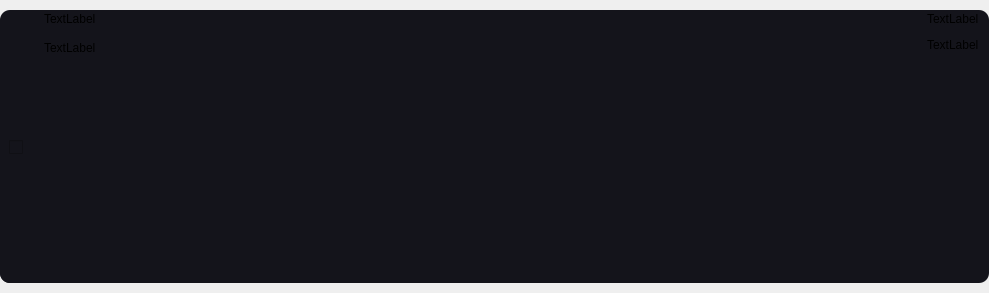
Old version of the form design/patent_interface.ui in the repository leorrdi/patent_parser.
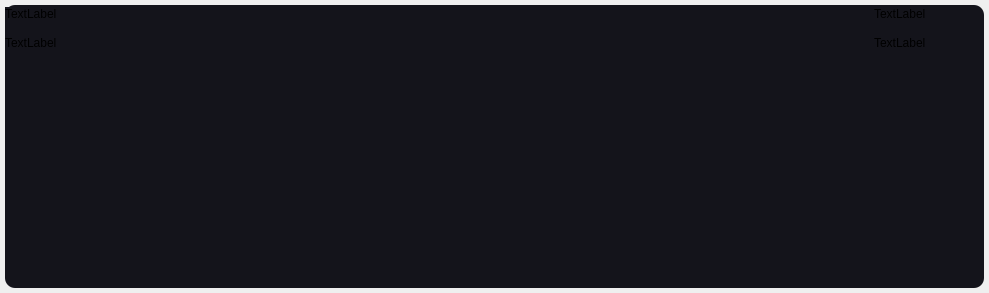
New version of the form.

```diff
--- a/design/patent_interface.ui
+++ b/design/patent_interface.ui
@@ -18,16 +18,16 @@
     <number>0</number>
    </property>
    <property name="leftMargin">
-    <number>0</number>
+    <number>5</number>
    </property>
    <property name="topMargin">
-    <number>10</number>
+    <number>5</number>
    </property>
    <property name="rightMargin">
-    <number>0</number>
+    <number>5</number>
    </property>
    <property name="bottomMargin">
-    <number>10</number>
+    <number>5</number>
    </property>
    <item>
     <widget class="QFrame" name="frame">
@@ -61,31 +61,6 @@
       <property name="bottomMargin">
        <number>0</number>
       </property>
-      <item>
-       <widget class="QFrame" name="frame_4">
-        <property name="minimumSize">
-         <size>
-          <width>0</width>
-          <height>0</height>
-         </size>
-        </property>
-        <property name="frameShape">
-         <enum>QFrame::StyledPanel</enum>
-        </property>
-        <property name="frameShadow">
-         <enum>QFrame::Raised</enum>
-        </property>
-        <layout class="QVBoxLayout" name="verticalLayout_3">
-         <item>
-          <widget class="QCheckBox" name="checkBox">
-           <property name="text">
-            <string/>
-           </property>
-          </widget>
-         </item>
-        </layout>
-       </widget>
-      </item>
       <item alignment="Qt::AlignTop">
        <widget class="QFrame" name="frame_2">
         <property name="sizePolicy">
@@ -118,6 +93,12 @@
          </property>
          <item alignment="Qt::AlignTop">
           <widget class="QLabel" name="patentName_label">
+           <property name="minimumSize">
+            <size>
+             <width>0</width>
+             <height>0</height>
+            </size>
+           </property>
            <property name="text">
             <string>TextLabel</string>
            </property>
@@ -129,6 +110,36 @@
            </property>
           </widget>
          </item>
+         <item>
+          <widget class="QScrollArea" name="scrollArea">
+           <property name="widgetResizable">
+            <bool>true</bool>
+           </property>
+           <widget class="QWidget" name="scrollAreaWidgetContents_3">
+            <property name="geometry">
+             <rect>
+              <x>0</x>
+              <y>0</y>
+              <width>863</width>
+              <height>68</height>
+             </rect>
+            </property>
+            <layout class="QVBoxLayout" name="verticalLayout_4">
+             <property name="spacing">
+              <number>0</number>
+             </property>
+             <property name="leftMargin">
+              <number>0</number>
+             </property>
+             <property name="topMargin">
+              <number>0</number>
+             </property>
+             <property name="rightMargin">
+              <number>0</number>
+             </property>
+             <property name="bottomMargin">
+              <number>0</number>
+             </property>
          <item alignment="Qt::AlignTop">
           <widget class="QLabel" name="patentDescription_label">
            <property name="sizePolicy">
@@ -147,6 +158,10 @@
          </item>
         </layout>
        </widget>
+          </widget>
+         </item>
+        </layout>
+       </widget>
       </item>
       <item alignment="Qt::AlignRight|Qt::AlignTop">
        <widget class="QFrame" name="frame_3">
@@ -156,6 +171,12 @@
           <verstretch>0</verstretch>
          </sizepolicy>
         </property>
+        <property name="minimumSize">
+         <size>
+          <width>100</width>
+          <height>0</height>
+         </size>
+        </property>
         <property name="frameShape">
          <enum>QFrame::StyledPanel</enum>
         </property>
@@ -164,7 +185,7 @@
         </property>
         <layout class="QVBoxLayout" name="verticalLayout_2">
          <property name="spacing">
-          <number>12</number>
+          <number>15</number>
          </property>
          <property name="leftMargin">
           <number>0</number>
```
Lines whose indentation alone changed are shown as unchanged.
